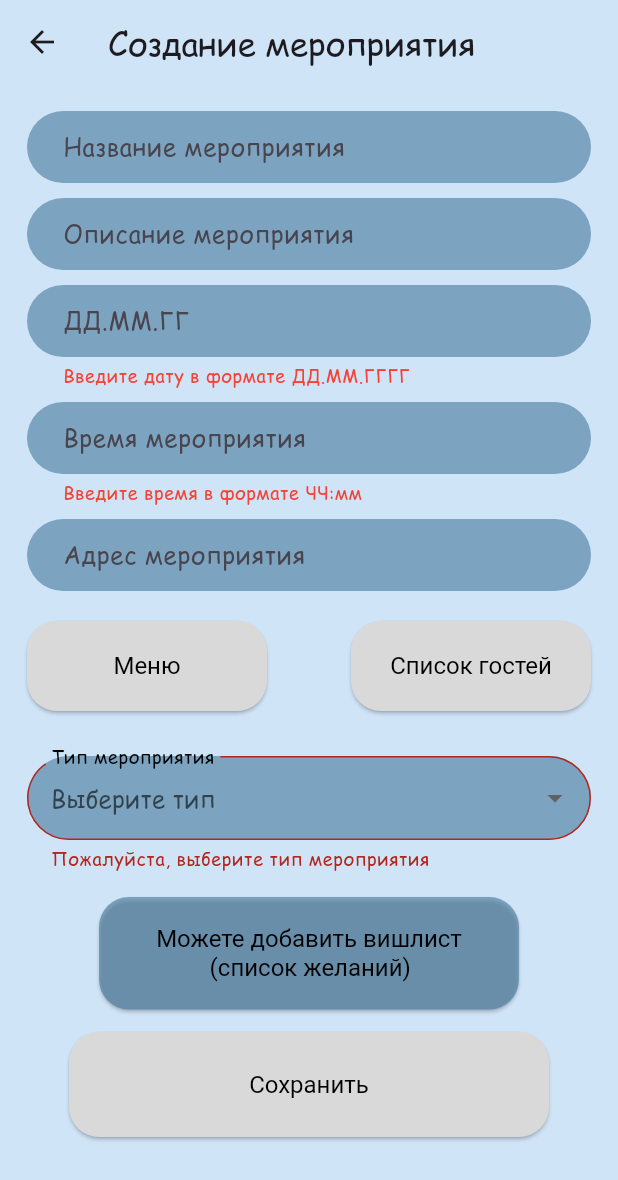
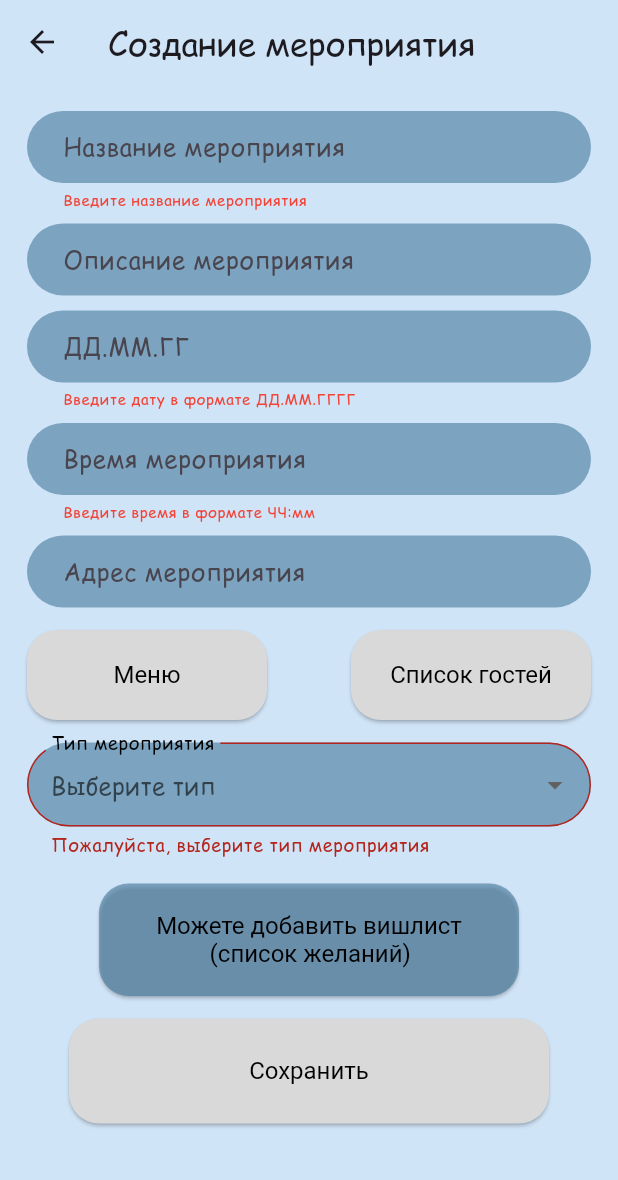
Before and after one commit to DiaboliFelis/Event-horizon, a Flutter app: the CreatingAnEventPage screen opened by its route, after a tap on "Сохранить", on a phone screen of 412 x 824 dp. Shown: the top 1180 px of the screen. Run offline on Flutter 3.47's test engine with Material 3 defaults, Android fonts, the phone set to English and light mode, and no system bars; our stand-ins replace auto_size_text, cloud_firestore, firebase_auth, firebase_core, flutter_bloc, image_picker; accounts and stored records are empty.

Commit message:
saving and transmitting event data

```diff
--- a/lib/presentation/Navigation.dart
+++ b/lib/presentation/Navigation.dart
@@ -10,6 +10,7 @@ import 'package:event_horizon/presentation/pages/my_events/my events.dart';
 import 'package:event_horizon/presentation/pages/archive_of_events/archive_of_events.dart';
 import 'package:event_horizon/presentation/pages/registration_page/registration_page.dart';
 import 'package:event_horizon/presentation/pages/registration_page/registration_page1.dart';
+import 'package:event_horizon/presentation/pages/information_about_the_event/information_about_the_event.dart';
 
 class Navigation {
   static Route<dynamic> generateRoute(RouteSettings settings) {
@@ -37,6 +38,24 @@ class Navigation {
         return MaterialPageRoute(builder: (context) => RegistrationPage());
       case '/registration1':
         return MaterialPageRoute(builder: (context) => RegistrationPage1());
+      case '/eventInfo': // Обрабатываем маршрут '/eventInfo'
+        // Получаем аргументы из settings.arguments
+        final args =
+            settings.arguments as Map<String, dynamic>?; // Проверяем на null
+        final documentId = args?['documentId']
+            as String?; // Получаем documentId и обрабатываем null
+
+        // Проверяем, что documentId не null
+        if (documentId != null) {
+          return MaterialPageRoute(
+              builder: (context) => EventInfoScreen(documentId: documentId));
+        } else {
+          // Если documentId null, отображаем экран ошибки или возвращаемся назад
+          return MaterialPageRoute(
+              builder: (context) => const Scaffold(
+                  body:
+                      Center(child: Text('Ошибка: Document ID отсутствует'))));
+        }
       default:
         return MaterialPageRoute(
             builder: (context) => const Scaffold(
--- a/lib/presentation/pages/creating_event_page/creating_event_page.dart
+++ b/lib/presentation/pages/creating_event_page/creating_event_page.dart
@@ -1,5 +1,6 @@
 import 'package:flutter/material.dart';
 import 'package:intl/intl.dart';
+import 'package:cloud_firestore/cloud_firestore.dart';
 
 class CreatingAnEventPage extends StatefulWidget {
   const CreatingAnEventPage({super.key});
@@ -52,6 +53,7 @@ class _CreatingAnEventPageState extends State<CreatingAnEventPage> {
     required String hintText,
     TextInputType keyboardType = TextInputType.text,
     String? Function(String?)? validator,
+    required void Function(String?)? onSaved,
   }) {
     return ConstrainedBox(
       // Add ConstrainedBox
@@ -72,22 +74,64 @@ class _CreatingAnEventPageState extends State<CreatingAnEventPage> {
           contentPadding:
               const EdgeInsets.symmetric(horizontal: 20, vertical: 5),
           errorStyle: const TextStyle(
-              fontSize: 12, color: Colors.red), // Adjust error style
+              fontSize: 10, color: Colors.red), // Adjust error style
           errorMaxLines: 1, // Limit error lines
         ),
         validator: validator,
+        onSaved: onSaved, // Привязываем onSaved к TextFormField
       ),
     );
   }
 
   // Обработчик сохранения данных
-  void _submitForm() {
+  void _submitForm() async {
     if (_formKey.currentState!.validate()) {
-      // Важно:  Здесь должна быть реализована логика сохранения данных
-      // Замените placeholder на код сохранения в базу данных, файл или другое хранилище
-      ScaffoldMessenger.of(context).showSnackBar(
-        const SnackBar(content: Text('Данные сохранены')),
-      );
+      _formKey.currentState!.save(); // Вызываем save() для сохранения данных
+
+      //  Определяем тип мероприятия
+      String eventTypeToSave;
+      if (selectedEventType == 'Другое') {
+        eventTypeToSave = customEventTypeController.text; // Из поля "Другое"
+      } else {
+        eventTypeToSave = selectedEventType!; // Из выпадающего списка
+      }
+
+      // Создаем карту с данными
+      final eventData = {
+        'eventName': _eventNameController.text,
+        'eventDescription': _eventDescriptionController.text,
+        'eventAddress': _eventAddressController.text,
+        'eventDate': _eventDateController.text,
+        'eventTime': _eventTimeController.text,
+        'eventType': eventTypeToSave, //  Сохраняем тип мероприятия
+      };
+
+      try {
+        // Сохраняем данные в Firestore и получаем DocumentReference
+        DocumentReference docRef = await FirebaseFirestore.instance
+            .collection('events')
+            .add(eventData);
+
+        ScaffoldMessenger.of(context).showSnackBar(
+          const SnackBar(content: Text('Данные сохранены')),
+        );
+
+        // Получаем ID документа
+        String documentId = docRef.id;
+
+        // Используем Navigation.generateRoute для перехода
+        Navigator.pushNamed(
+          context,
+          '/eventInfo',
+          arguments: {'documentId': documentId}, // Передаем documentId
+        );
+      } catch (e) {
+        // Обрабатываем ошибки
+        print('Ошибка при сохранении в Firestore: $e');
+        ScaffoldMessenger.of(context).showSnackBar(
+          SnackBar(content: Text('Ошибка сохранения: $e')),
+        );
+      }
     }
   }
 
@@ -163,11 +207,28 @@ class _CreatingAnEventPageState extends State<CreatingAnEventPage> {
                     _buildRoundedTextFormField(
                       controller: _eventNameController,
                       hintText: 'Название мероприятия',
+                      validator: (value) {
+                        if (value == null || value.isEmpty) {
+                          return 'Введите название мероприятия';
+                        }
+                        return null;
+                      },
+                      onSaved: (newValue) {
+                        // Сохраняем данные (например, в переменную eventName)
+                        // eventName = newValue; // Если нужно, создайте переменную
+                      },
                     ),
                     const SizedBox(height: 10),
                     _buildRoundedTextFormField(
                       controller: _eventDescriptionController,
                       hintText: 'Описание мероприятия',
+                      validator: (value) {
+                        // Ваш валидатор для описания
+                        return null;
+                      },
+                      onSaved: (newValue) {
+                        // eventDescription = newValue;
+                      },
                     ),
                     const SizedBox(height: 10),
                     _buildRoundedTextFormField(
@@ -175,6 +236,9 @@ class _CreatingAnEventPageState extends State<CreatingAnEventPage> {
                       hintText: 'ДД.ММ.ГГ',
                       keyboardType: TextInputType.datetime,
                       validator: _validateDate,
+                      onSaved: (newValue) {
+                        // eventDate = newValue;
+                      },
                     ),
                     const SizedBox(height: 10),
                     _buildRoundedTextFormField(
@@ -182,13 +246,23 @@ class _CreatingAnEventPageState extends State<CreatingAnEventPage> {
                       hintText: 'Время мероприятия',
                       keyboardType: TextInputType.datetime,
                       validator: _validateTime,
+                      onSaved: (newValue) {
+                        // eventTime = newValue;
+                      },
                     ),
                     const SizedBox(height: 10),
                     _buildRoundedTextFormField(
                       controller: _eventAddressController,
                       hintText: 'Адрес мероприятия',
+                      validator: (value) {
+                        // Ваш валидатор для адреса
+                        return null;
+                      },
+                      onSaved: (newValue) {
+                        // eventAddress = newValue;
+                      },
                     ),
-                    const SizedBox(height: 20),
+                    const SizedBox(height: 15),
 
                     // Ряд кнопок "Меню" и "Список гостей"
                     Row(
@@ -209,7 +283,7 @@ class _CreatingAnEventPageState extends State<CreatingAnEventPage> {
                       ],
                     ),
 
-                    const SizedBox(height: 30), // Отступ
+                    const SizedBox(height: 15), // Отступ
 
                     DropdownButtonFormField<String>(
                       value: selectedEventType,
@@ -278,10 +352,15 @@ class _CreatingAnEventPageState extends State<CreatingAnEventPage> {
                       },
                     ),
                     if (showTextField) // отображает текстовое поле если выбрано "Другое"
-                      TextField(
+                      TextFormField(
                         controller: customEventTypeController,
                         decoration: const InputDecoration(
                             labelText: 'Введите тип мероприятия'),
+                        onSaved: (newValue) {
+                          //  Сохраняем значение, введенное в поле "Другое"
+                          //  Например, можно сохранить его в переменную состояния
+                          //  customEventType = newValue;
+                        },
                       ), // Отступ
                   ],
                 ),
@@ -291,7 +370,7 @@ class _CreatingAnEventPageState extends State<CreatingAnEventPage> {
           // Кнопка "Вишлист"
           Positioned(
             // Position the "Add Wishlist" button
-            bottom: 100, // Adjust as needed
+            bottom: 110, // Adjust as needed
             left: 0,
             right: 0,
             child: Align(
--- a/pubspec.yaml
+++ b/pubspec.yaml
@@ -39,6 +39,8 @@ dependencies:
   cupertino_icons: ^1.0.8
   firebase_core: ^3.12.1
   firebase_auth: ^5.5.1
+  cloud_firestore: ^5.6.5
+  flutter_bloc: ^9.1.0
 
 dev_dependencies:
   flutter_test:
```
Also changed, not shown: lib/presentation/pages/information_about_the_event/information_about_the_event.dart (+44 -22 lines), lib/presentation/pages/information_about_the_event/information_about_the_event_data.dart (added, +77 -0 lines), pubspec.lock, 3 other files.
